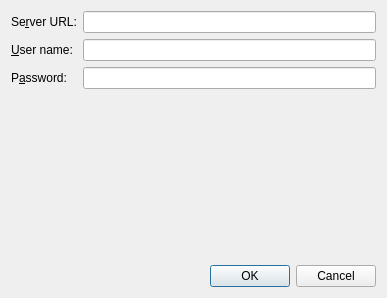
Before: the Qt Designer form analyzer/connectdialog.ui in KDE/kuserfeedback, drawn with Qt 5.
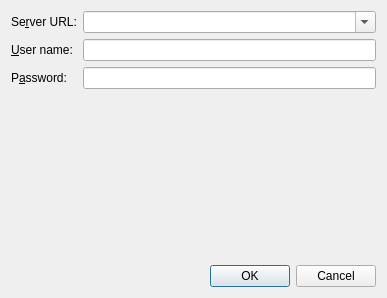
After: the same form once the commit is applied.

Commit message: Allow to select different servers from history in the connect dialog

What changed in the file:
```diff
--- a/analyzer/connectdialog.ui
+++ b/analyzer/connectdialog.ui
@@ -26,10 +26,7 @@
        </property>
       </widget>
      </item>
-     <item row="0" column="1">
-      <widget class="QLineEdit" name="serverUrl"/>
-     </item>
-     <item row="1" column="0">
+     <item row="2" column="0">
       <widget class="QLabel" name="label_2">
        <property name="text">
         <string>&amp;User name:</string>
@@ -39,10 +36,10 @@
        </property>
       </widget>
      </item>
-     <item row="1" column="1">
+     <item row="2" column="1">
       <widget class="QLineEdit" name="userName"/>
      </item>
-     <item row="2" column="0">
+     <item row="3" column="0">
       <widget class="QLabel" name="label_3">
        <property name="text">
         <string>P&amp;assword:</string>
@@ -52,13 +49,29 @@
        </property>
       </widget>
      </item>
-     <item row="2" column="1">
+     <item row="3" column="1">
       <widget class="QLineEdit" name="password">
        <property name="echoMode">
         <enum>QLineEdit::Password</enum>
        </property>
       </widget>
      </item>
+     <item row="0" column="1">
+      <widget class="QComboBox" name="serverUrl">
+       <property name="sizePolicy">
+        <sizepolicy hsizetype="Expanding" vsizetype="Fixed">
+         <horstretch>5</horstretch>
+         <verstretch>0</verstretch>
+        </sizepolicy>
+       </property>
+       <property name="editable">
+        <bool>true</bool>
+       </property>
+       <property name="insertPolicy">
+        <enum>QComboBox::InsertAlphabetically</enum>
+       </property>
+      </widget>
+     </item>
     </layout>
    </item>
    <item>
```
The commit also changes 3 other files.
